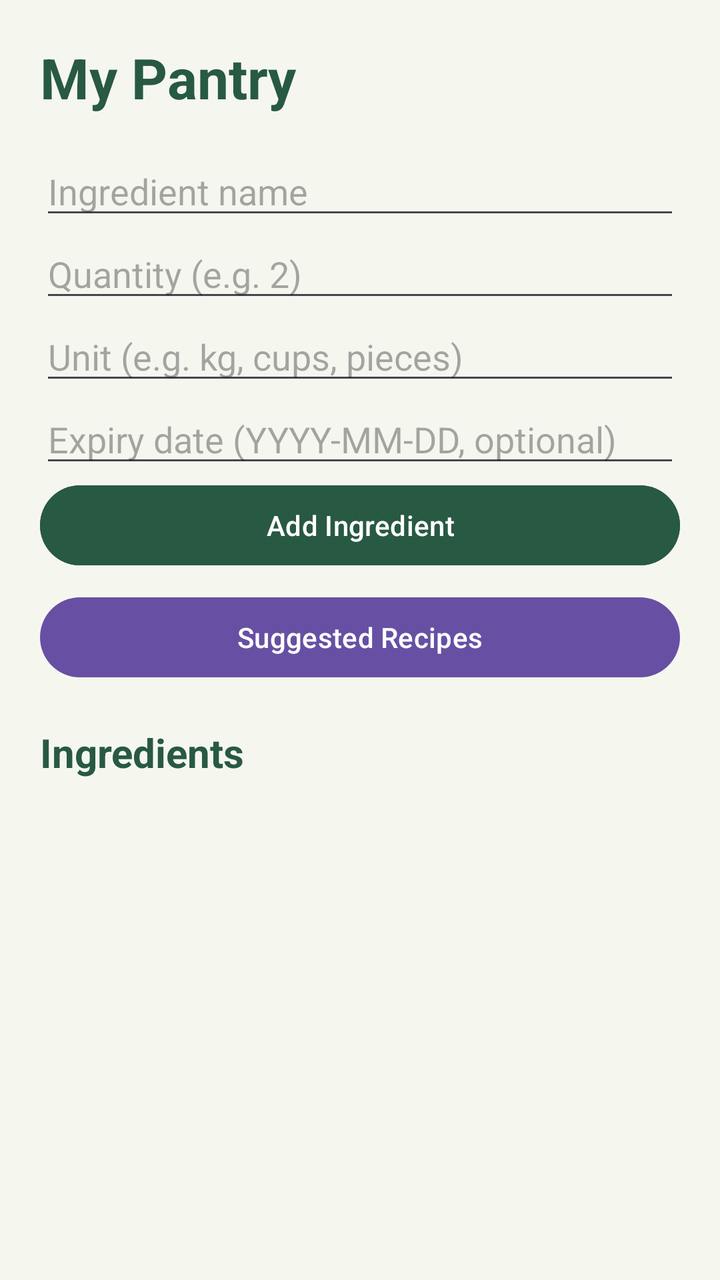
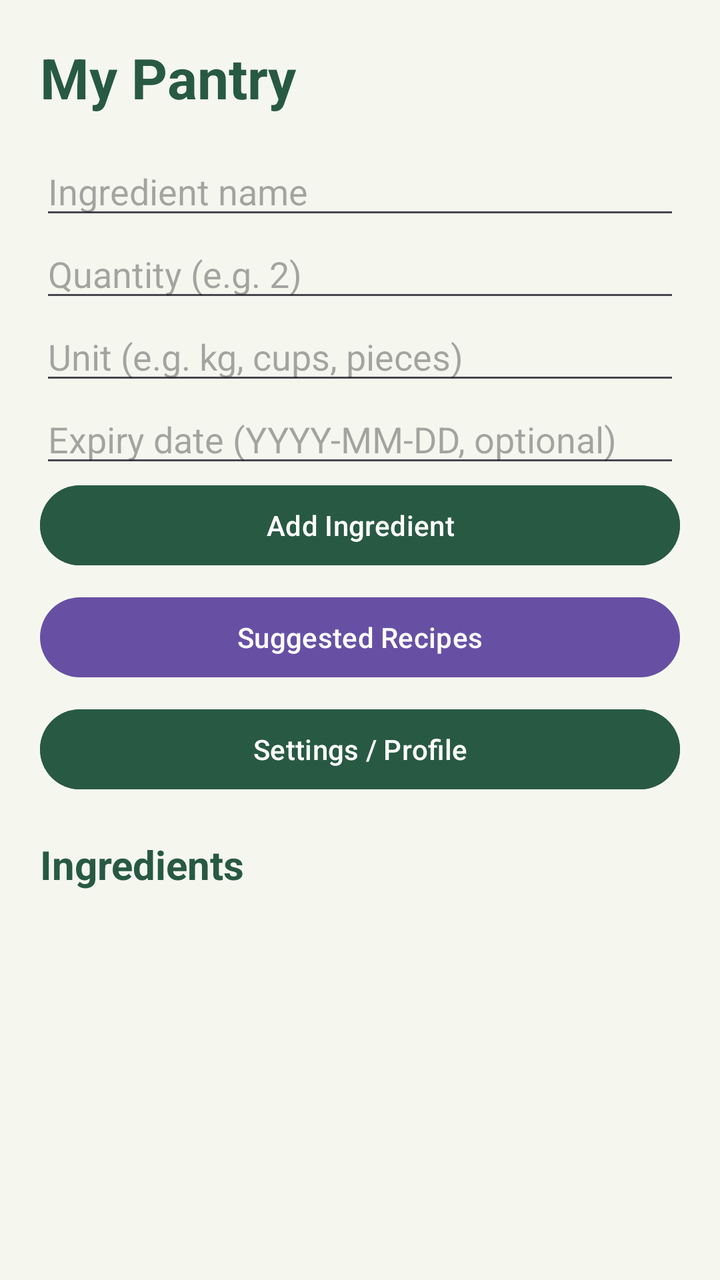

Compare the two renders of this Android layout. The source of the first and the diff that turns it into the second are given below.
<!-- AndroidManifest.xml: application theme Theme.SmartPantryManager -->
<!-- res/layout/activity_pantry.xml -->
<LinearLayout xmlns:android="http://schemas.android.com/apk/res/android"
    android:layout_width="match_parent"
    android:layout_height="match_parent"
    android:orientation="vertical"
    android:padding="20dp"
    android:background="#F5F7EF">

    <TextView
        android:layout_width="match_parent"
        android:layout_height="wrap_content"
        android:text="My Pantry"
        android:textSize="28sp"
        android:textStyle="bold"
        android:textColor="#285943"
        android:layout_marginBottom="16dp" />

    <EditText
        android:id="@+id/ingredientName"
        android:layout_width="match_parent"
        android:layout_height="wrap_content"
        android:hint="Ingredient name"
        android:inputType="textCapSentences"
        android:singleLine="true" />

    <EditText
        android:id="@+id/ingredientQuantity"
        android:layout_width="match_parent"
        android:layout_height="wrap_content"
        android:hint="Quantity (e.g. 2)"
        android:inputType="numberDecimal"
        android:singleLine="true" />

    <EditText
        android:id="@+id/ingredientUnit"
        android:layout_width="match_parent"
        android:layout_height="wrap_content"
        android:hint="Unit (e.g. kg, cups, pieces)"
        android:inputType="textCapSentences"
        android:singleLine="true" />

    <EditText
        android:id="@+id/ingredientExpiry"
        android:layout_width="match_parent"
        android:layout_height="wrap_content"
        android:hint="Expiry date (YYYY-MM-DD, optional)"
        android:inputType="date"
        android:singleLine="true" />

    <Button
        android:id="@+id/addIngredientButton"
        android:layout_width="match_parent"
        android:layout_height="wrap_content"
        android:text="Add Ingredient"
        android:textAllCaps="false"
        android:backgroundTint="#285943"
        android:textColor="#FFFFFF" />

    <Button
        android:id="@+id/suggestedRecipesButton"
        android:layout_width="match_parent"
        android:layout_height="wrap_content"
        android:layout_marginTop="8dp"
        android:text="Suggested Recipes" />


    <TextView
        android:layout_width="match_parent"
        android:layout_height="wrap_content"
        android:text="Ingredients"
        android:textSize="20sp"
        android:textStyle="bold"
        android:textColor="#285943"
        android:layout_marginTop="20dp"
        android:layout_marginBottom="8dp" />

    <ListView
        android:id="@+id/ingredientList"
        android:layout_width="match_parent"
        android:layout_height="0dp"
        android:layout_weight="1"
        android:divider="#D8DFD2"
        android:dividerHeight="1dp" />

</LinearLayout>
<!-- resources referenced by this layout -->
<resources>
  <style name="Theme.SmartPantryManager" parent="Base.Theme.SmartPantryManager" />
  <style name="Base.Theme.SmartPantryManager" parent="Theme.Material3.DayNight.NoActionBar">
          
          
      </style>
</resources>

<!-- the commit's change to res/layout/activity_pantry.xml (unified diff, before → after) -->
@@ -62,6 +62,15 @@
         android:layout_marginTop="8dp"
         android:text="Suggested Recipes" />
 
+    <Button
+        android:id="@+id/settingsButton"
+        android:layout_width="match_parent"
+        android:layout_height="wrap_content"
+        android:layout_marginTop="8dp"
+        android:text="Settings / Profile"
+        android:backgroundTint="#285943"
+        android:textColor="#FFFFFF" />
+
 
     <TextView
         android:layout_width="match_parent"
